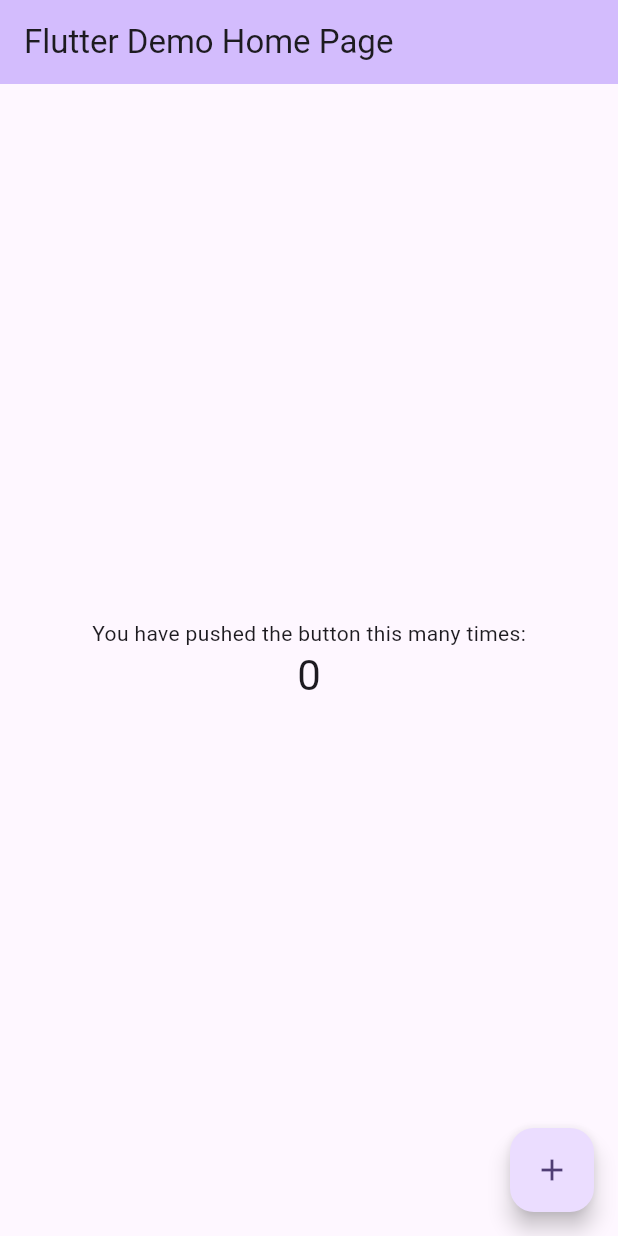
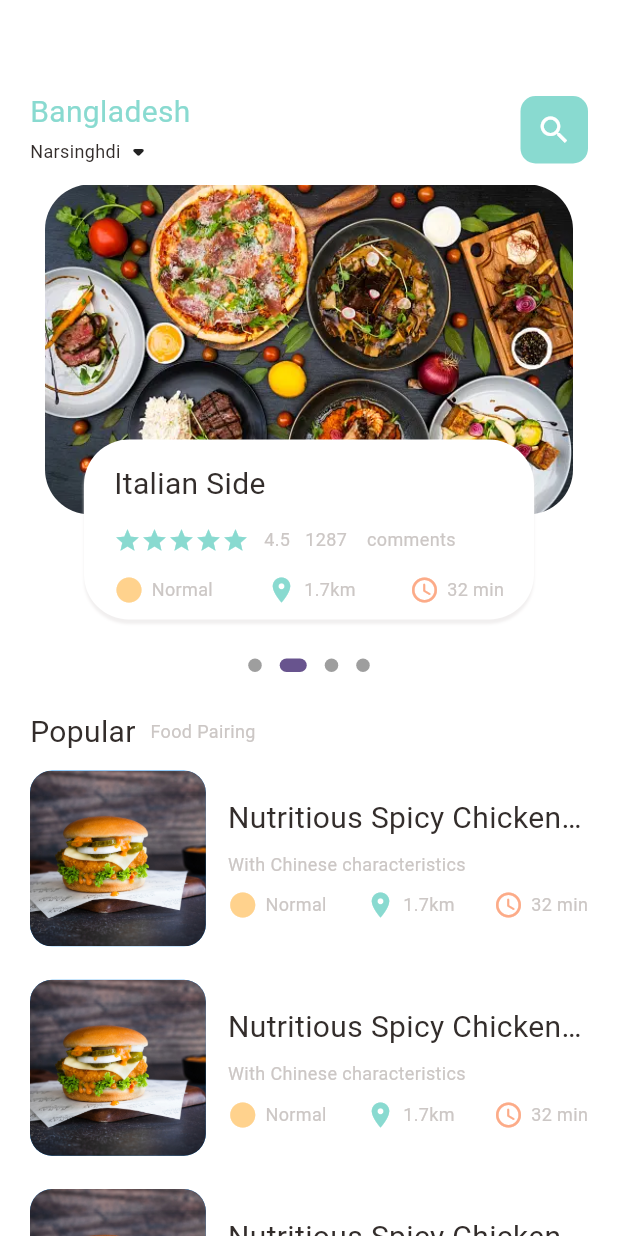
Before and after one commit to ShashiniHanshani/EatHere, a Flutter app: the screen it shows after launch, on a phone screen of 412 x 824 dp. Run offline on Flutter 3.47's test engine with Material 3 defaults, Android fonts, the phone set to English and light mode, and no system bars; drawn by our look-alikes of dots_indicator; our stand-ins replace get, google_fonts.

Commit message:
home page UI done

```diff
--- /dev/null
+++ b/lib/component/widgets/big_text.dart
@@ -0,0 +1,31 @@
+import 'package:flutter/material.dart';
+import 'package:google_fonts/google_fonts.dart';
+import 'package:online_food_ordering_app/component/colors.dart';
+
+class BigText extends StatelessWidget {
+  Color? color;
+  final String text;
+  double size;
+  TextOverflow overflow;
+  BigText({
+    super.key,
+    this.color = const Color(0xFF332d2b),
+    this.overflow = TextOverflow.ellipsis,
+    this.size = 20,
+    required this.text,
+  });
+
+  @override
+  Widget build(BuildContext context) {
+    return Text(
+      text,
+      overflow: overflow,
+      maxLines: 1,
+      style: GoogleFonts.roboto(
+        fontSize: size,
+        color: color,
+        fontWeight: FontWeight.w400,
+      ),
+    );
+  }
+}
--- /dev/null
+++ b/lib/component/widgets/size_dimensions.dart
@@ -0,0 +1,40 @@
+import 'package:get/get.dart';
+
+class SizeDimensions {
+  static double screenHeight = Get.context!.height;
+  static double screenWidth = Get.context!.width;
+  //static double screenHeight = 844;
+
+  static double pageView = screenHeight / 2.64;
+  static double pageViewContainer = screenHeight / 3.84;
+  static double pageViewTextContainer = screenHeight / 7.03;
+
+  static double height05 = screenHeight / 168.8;
+  static double height10 = screenHeight / 84.4;
+  static double height15 = screenHeight / 56.27;
+  static double height20 = screenHeight / 42.2;
+  static double height30 = screenHeight / 28.13;
+  static double height45 = screenHeight / 18.76;
+
+  static double font20 = screenHeight / 42.2;
+
+  static double radius15 = screenHeight / 56.27;
+  static double radius20 = screenHeight / 42.2;
+  static double radius30 = screenHeight / 28.13;
+
+  static double width10 = screenHeight / 84.4;
+  static double width15 = screenHeight / 56.27;
+  static double width20 = screenHeight / 42.2;
+  static double width30 = screenHeight / 28.13;
+
+  //iconSize
+  static double iconSize24 = screenHeight / 35.17;
+
+  //list view Image
+  static double ListViewImage = screenWidth / 3.25;
+  static double ListViewText = screenWidth / 3.9;
+
+  static void printScreenHeight() {
+    print('Screen Height: $screenWidth');
+  }
+}
--- /dev/null
+++ b/lib/component/widgets/small_text.dart
@@ -0,0 +1,27 @@
+import 'package:flutter/material.dart';
+import 'package:google_fonts/google_fonts.dart';
+
+class SmallText extends StatelessWidget {
+  Color? color;
+  final String smallText;
+  double size;
+  double height;
+  SmallText({
+    super.key,
+    this.color = const Color(0xFFccc7c5),
+    required this.smallText,
+    this.size = 12,
+    this.height = 1.2,
+  });
+
+  @override
+  Widget build(BuildContext context) {
+    return Text(smallText,
+        style: GoogleFonts.roboto(
+          color: color,
+          fontSize: size,
+          fontWeight: FontWeight.normal,
+          height: height,
+        ));
+  }
+}
--- a/lib/main.dart
+++ b/lib/main.dart
@@ -1,4 +1,7 @@
 import 'package:flutter/material.dart';
+import 'package:get/get.dart';
+import 'package:online_food_ordering_app/pages/food_page/recommended_page.dart';
+import 'package:online_food_ordering_app/pages/home/main_food_page.dart';
 
 void main() {
   runApp(const MyApp());
@@ -10,116 +13,15 @@ class MyApp extends StatelessWidget {
   // This widget is the root of your application.
   @override
   Widget build(BuildContext context) {
-    return MaterialApp(
+    return GetMaterialApp(
+      debugShowCheckedModeBanner: false,
       title: 'Flutter Demo',
       theme: ThemeData(
-        // This is the theme of your application.
-        //
-        // TRY THIS: Try running your application with "flutter run". You'll see
-        // the application has a purple toolbar. Then, without quitting the app,
-        // try changing the seedColor in the colorScheme below to Colors.green
-        // and then invoke "hot reload" (save your changes or press the "hot
-        // reload" button in a Flutter-supported IDE, or press "r" if you used
-        // the command line to start the app).
-        //
-        // Notice that the counter didn't reset back to zero; the application
-        // state is not lost during the reload. To reset the state, use hot
-        // restart instead.
-        //
-        // This works for code too, not just values: Most code changes can be
-        // tested with just a hot reload.
         colorScheme: ColorScheme.fromSeed(seedColor: Colors.deepPurple),
         useMaterial3: true,
       ),
-      home: const MyHomePage(title: 'Flutter Demo Home Page'),
+      home: MainFoodPage(),
+      //home: RecommendedPage(),
     );
   }
 }
-
-class MyHomePage extends StatefulWidget {
-  const MyHomePage({super.key, required this.title});
-
-  // This widget is the home page of your application. It is stateful, meaning
-  // that it has a State object (defined below) that contains fields that affect
-  // how it looks.
-
-  // This class is the configuration for the state. It holds the values (in this
-  // case the title) provided by the parent (in this case the App widget) and
-  // used by the build method of the State. Fields in a Widget subclass are
-  // always marked "final".
-
-  final String title;
-
-  @override
-  State<MyHomePage> createState() => _MyHomePageState();
-}
-
-class _MyHomePageState extends State<MyHomePage> {
-  int _counter = 0;
-
-  void _incrementCounter() {
-    setState(() {
-      // This call to setState tells the Flutter framework that something has
-      // changed in this State, which causes it to rerun the build method below
-      // so that the display can reflect the updated values. If we changed
-      // _counter without calling setState(), then the build method would not be
-      // called again, and so nothing would appear to happen.
-      _counter++;
-    });
-  }
-
-  @override
-  Widget build(BuildContext context) {
-    // This method is rerun every time setState is called, for instance as done
-    // by the _incrementCounter method above.
-    //
-    // The Flutter framework has been optimized to make rerunning build methods
-    // fast, so that you can just rebuild anything that needs updating rather
-    // than having to individually change instances of widgets.
-    return Scaffold(
-      appBar: AppBar(
-        // TRY THIS: Try changing the color here to a specific color (to
-        // Colors.amber, perhaps?) and trigger a hot reload to see the AppBar
-        // change color while the other colors stay the same.
-        backgroundColor: Theme.of(context).colorScheme.inversePrimary,
-        // Here we take the value from the MyHomePage object that was created by
-        // the App.build method, and use it to set our appbar title.
-        title: Text(widget.title),
-      ),
-      body: Center(
-        // Center is a layout widget. It takes a single child and positions it
-        // in the middle of the parent.
-        child: Column(
-          // Column is also a layout widget. It takes a list of children and
-          // arranges them vertically. By default, it sizes itself to fit its
-          // children horizontally, and tries to be as tall as its parent.
-          //
-          // Column has various properties to control how it sizes itself and
-          // how it positions its children. Here we use mainAxisAlignment to
-          // center the children vertically; the main axis here is the vertical
-          // axis because Columns are vertical (the cross axis would be
-          // horizontal).
-          //
-          // TRY THIS: Invoke "debug painting" (choose the "Toggle Debug Paint"
-          // action in the IDE, or press "p" in the console), to see the
-          // wireframe for each widget.
-          mainAxisAlignment: MainAxisAlignment.center,
-          children: <Widget>[
-            const Text(
-              'You have pushed the button this many times:',
-            ),
-            Text(
-              '$_counter',
-              style: Theme.of(context).textTheme.headlineMedium,
-            ),
-          ],
-        ),
-      ),
-      floatingActionButton: FloatingActionButton(
-        onPressed: _incrementCounter,
-        tooltip: 'Increment',
-        child: const Icon(Icons.add),
-      ), // This trailing comma makes auto-formatting nicer for build methods.
-    );
-  }
-}
--- /dev/null
+++ b/lib/pages/food_page/recommended_page.dart
@@ -0,0 +1,24 @@
+import 'package:flutter/material.dart';
+
+class RecommendedPage extends StatefulWidget {
+  const RecommendedPage({super.key});
+
+  @override
+  State<RecommendedPage> createState() => _RecommendedPageState();
+}
+
+class _RecommendedPageState extends State<RecommendedPage> {
+  @override
+  Widget build(BuildContext context) {
+    Size size = MediaQuery.of(context).size;
+    return Container(
+      height: 350,
+      color: Colors.white,
+      child: Stack(
+        children: [
+          Image.asset("assets/images/biriani.jpg"),
+        ],
+      ),
+    );
+  }
+}
--- /dev/null
+++ b/lib/pages/home/icon_and_text.dart
@@ -0,0 +1,40 @@
+import 'package:flutter/material.dart';
+import 'package:online_food_ordering_app/component/colors.dart';
+import 'package:online_food_ordering_app/component/widgets/small_text.dart';
+
+class IconAndText extends StatefulWidget {
+  final IconData icon;
+  final String text;
+
+  final Color iconColor;
+  const IconAndText({
+    super.key,
+    required this.icon,
+    required this.text,
+    required this.iconColor,
+  });
+
+  @override
+  State<IconAndText> createState() => _IconAndTextState();
+}
+
+class _IconAndTextState extends State<IconAndText> {
+  @override
+  Widget build(BuildContext context) {
+    return Row(
+      children: [
+        Icon(
+          widget.icon,
+          color: widget.iconColor,
+          size: 20,
+        ),
+        SizedBox(
+          width: 5,
+        ),
+        SmallText(
+          smallText: widget.text,
+        )
+      ],
+    );
+  }
+}
--- /dev/null
+++ b/lib/pages/home/main_food_page.dart
@@ -0,0 +1,129 @@
+import 'package:dots_indicator/dots_indicator.dart';
+import 'package:flutter/material.dart';
+import 'package:flutter/rendering.dart';
+import 'package:online_food_ordering_app/component/colors.dart';
+import 'package:online_food_ordering_app/component/widgets/big_text.dart';
+import 'package:online_food_ordering_app/component/widgets/size_dimensions.dart';
+import 'package:online_food_ordering_app/component/widgets/small_text.dart';
+import 'package:online_food_ordering_app/pages/home/main_food_page_container.dart';
+import 'package:online_food_ordering_app/pages/home/popular_food_list.dart';
+
+class MainFoodPage extends StatefulWidget {
+  const MainFoodPage({super.key});
+
+  @override
+  State<MainFoodPage> createState() => _MainFoodPageState();
+}
+
+class _MainFoodPageState extends State<MainFoodPage> {
+  @override
+  Widget build(BuildContext context) {
+    PageController pageController = PageController(viewportFraction: 0.9);
+    //SizeDimensions.printScreenHeight();
+    return Scaffold(
+      backgroundColor: Colors.white,
+      body: SingleChildScrollView(
+        child: Container(
+          child: Padding(
+            padding: const EdgeInsets.fromLTRB(20, 40, 20, 0),
+            child: Column(
+              children: [
+                SizedBox(
+                  height: 20,
+                ),
+
+                //top app bar
+                topAppBar(),
+
+                //images sliding
+                Container(
+                  height: 320,
+                  child: PageView.builder(
+                    itemBuilder: (context, index) {
+                      return Center(
+                        child: MainFoodPageLargeContainer(),
+                      );
+                    },
+                    itemCount: 5,
+                  ),
+                ),
+
+                //slider
+                new DotsIndicator(
+                  dotsCount: 4,
+                  position: 1,
+                  decorator: DotsDecorator(
+                    size: const Size.square(9.0),
+                    activeSize: const Size(18.0, 9.0),
+                    activeShape: RoundedRectangleBorder(
+                        borderRadius: BorderRadius.circular(5.0)),
+                  ),
+                ),
+                SizedBox(
+                  height: SizeDimensions.height20,
+                ),
+                //popular text
+                Row(
+                  children: [
+                    BigText(text: "Popular"),
+                    SizedBox(width: SizeDimensions.width10),
+                    SmallText(smallText: "Food Pairing"),
+                  ],
+                ),
+                SizedBox(
+                  height: SizeDimensions.height10,
+                ),
+                Container(
+                  height: 500,
+                  child: ListView.builder(
+                      itemCount: 10,
+                      itemBuilder: (context, index) {
+                        return PopularFoodList();
+                      }),
+                ),
+              ],
+            ),
+          ),
+        ),
+      ),
+    );
+  }
+
+  Row topAppBar() {
+    return Row(
+      mainAxisAlignment: MainAxisAlignment.spaceBetween,
+      children: [
+        Column(
+          crossAxisAlignment: CrossAxisAlignment.start,
+          children: [
+            BigText(
+              text: "Bangladesh",
+              color: AppColor.mainColor,
+            ),
+            Row(
+              children: [
+                SmallText(
+                  smallText: "Narsinghdi",
+                  color: AppColor.mainBlackColor,
+                ),
+                Icon(Icons.arrow_drop_down_rounded),
+              ],
+            ),
+          ],
+        ),
+        Container(
+          height: 45,
+          width: 45,
+          decoration: BoxDecoration(
+            borderRadius: BorderRadius.circular(10),
+            color: AppColor.mainColor,
+          ),
+          child: Icon(
+            Icons.search_outlined,
+            color: Colors.white,
+          ),
+        ),
+      ],
+    );
+  }
+}
--- /dev/null
+++ b/lib/pages/home/main_food_page_container.dart
@@ -0,0 +1,107 @@
+import 'package:flutter/material.dart';
+import 'package:online_food_ordering_app/component/colors.dart';
+import 'package:online_food_ordering_app/component/widgets/big_text.dart';
+import 'package:online_food_ordering_app/component/widgets/size_dimensions.dart';
+import 'package:online_food_ordering_app/component/widgets/small_text.dart';
+import 'package:online_food_ordering_app/pages/home/icon_and_text.dart';
+
+class MainFoodPageLargeContainer extends StatefulWidget {
+  const MainFoodPageLargeContainer({super.key});
+
+  @override
+  State<MainFoodPageLargeContainer> createState() =>
+      _MainFoodPageLargeContainerState();
+}
+
+class _MainFoodPageLargeContainerState
+    extends State<MainFoodPageLargeContainer> {
+  @override
+  Widget build(BuildContext context) {
+    return Stack(
+      children: [
+        Container(
+          margin: EdgeInsets.fromLTRB(10, 10, 10, 0),
+          height: 220,
+          decoration: BoxDecoration(
+            borderRadius: BorderRadius.circular(30),
+            image: DecorationImage(
+              image: AssetImage("assets/images/food_image2.webp"),
+              fit: BoxFit.fill,
+            ),
+          ),
+        ),
+        Align(
+          alignment: Alignment.bottomCenter,
+          child: Container(
+            margin: EdgeInsets.only(bottom: 20),
+            height: 120,
+            width: 300,
+            decoration: BoxDecoration(
+                borderRadius: BorderRadius.circular(30),
+                color: Colors.white,
+                boxShadow: [
+                  BoxShadow(
+                    color: Color.fromARGB(255, 241, 239, 239),
+                    blurRadius: 0.8,
+                    offset: Offset(0, 3),
+                  ),
+                ]),
+            child: Padding(
+              padding: const EdgeInsets.fromLTRB(20, 15, 20, 10),
+              child: Column(
+                crossAxisAlignment: CrossAxisAlignment.start,
+                mainAxisAlignment: MainAxisAlignment.spaceBetween,
+                children: [
+                  BigText(text: "Italian Side"),
+                  SizedBox(
+                    height: SizeDimensions.height20,
+                    child: Row(
+                      children: [
+                        Wrap(
+                          children: List.generate(
+                            5,
+                            (index) => Icon(
+                              Icons.star,
+                              color: AppColor.mainColor,
+                              size: 18,
+                            ),
+                          ),
+                        ),
+                        SizedBox(width: 10),
+                        SmallText(smallText: "4.5"),
+                        SizedBox(width: 10),
+                        SmallText(smallText: "1287 "),
+                        SizedBox(width: 10),
+                        SmallText(smallText: "comments")
+                      ],
+                    ),
+                  ),
+                  Row(
+                    mainAxisAlignment: MainAxisAlignment.spaceBetween,
+                    children: [
+                      IconAndText(
+                        icon: Icons.circle_sharp,
+                        text: "Normal",
+                        iconColor: AppColor.iconColor1,
+                      ),
+                      IconAndText(
+                        icon: Icons.location_on,
+                        text: "1.7km",
+                        iconColor: AppColor.mainColor,
+                      ),
+                      IconAndText(
+                        icon: Icons.access_time_rounded,
+                        text: "32 min",
+                        iconColor: AppColor.iconColor2,
+                      ),
+                    ],
+                  ),
+                ],
+              ),
+            ),
+          ),
+        ),
+      ],
+    );
+  }
+}
--- /dev/null
+++ b/lib/pages/home/popular_food_list.dart
@@ -0,0 +1,78 @@
+import 'package:flutter/material.dart';
+import 'package:online_food_ordering_app/component/colors.dart';
+import 'package:online_food_ordering_app/component/widgets/big_text.dart';
+import 'package:online_food_ordering_app/component/widgets/size_dimensions.dart';
+import 'package:online_food_ordering_app/component/widgets/small_text.dart';
+import 'package:online_food_ordering_app/pages/home/icon_and_text.dart';
+
+class PopularFoodList extends StatefulWidget {
+  const PopularFoodList({super.key});
+
+  @override
+  State<PopularFoodList> createState() => _PopularFoodListState();
+}
+
+class _PopularFoodListState extends State<PopularFoodList> {
+  @override
+  Widget build(BuildContext context) {
+    return Container(
+      margin: EdgeInsets.only(bottom: SizeDimensions.height20),
+      height: 120,
+      width: SizeDimensions.screenWidth,
+      child: Row(
+        children: [
+          Container(
+            height: SizeDimensions.pageViewTextContainer,
+            width: SizeDimensions.pageViewTextContainer,
+            decoration: BoxDecoration(
+              borderRadius: BorderRadius.circular(SizeDimensions.radius15),
+              color: Colors.blue,
+              image: DecorationImage(
+                image: AssetImage("assets/images/burger.jpg"),
+                fit: BoxFit.cover,
+              ),
+            ),
+          ),
+          SizedBox(
+            width: SizeDimensions.height15,
+          ),
+          Expanded(
+            child: Container(
+              height: SizeDimensions.ListViewText,
+              child: Column(
+                crossAxisAlignment: CrossAxisAlignment.start,
+                mainAxisAlignment: MainAxisAlignment.center,
+                children: [
+                  BigText(text: "Nutritious Spicy Chicken meal "),
+                  SizedBox(height: SizeDimensions.height10),
+                  SmallText(smallText: "With Chinese characteristics"),
+                  SizedBox(height: SizeDimensions.height10),
+                  Row(
+                    mainAxisAlignment: MainAxisAlignment.spaceBetween,
+                    children: [
+                      IconAndText(
+                        icon: Icons.circle_sharp,
+                        text: "Normal",
+                        iconColor: AppColor.iconColor1,
+                      ),
+                      IconAndText(
+                        icon: Icons.location_on,
+                        text: "1.7km",
+                        iconColor: AppColor.mainColor,
+                      ),
+                      IconAndText(
+                        icon: Icons.access_time_rounded,
+                        text: "32 min",
+                        iconColor: AppColor.iconColor2,
+                      ),
+                    ],
+                  ),
+                ],
+              ),
+            ),
+          ),
+        ],
+      ),
+    );
+  }
+}
```
Also changed, not shown: pubspec.yaml (+7 -3 lines), assets/images/biriani.jpg (added), assets/images/burger.jpg (added), assets/images/chineese_chicken.jpg.webp (added), assets/images/food_banner.jpg (added), assets/images/food_image2.webp (added), pubspec.lock, 7 other files.
